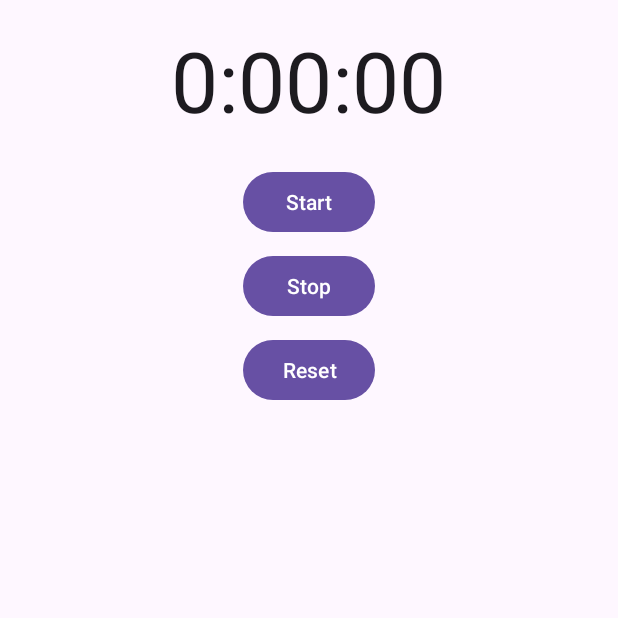
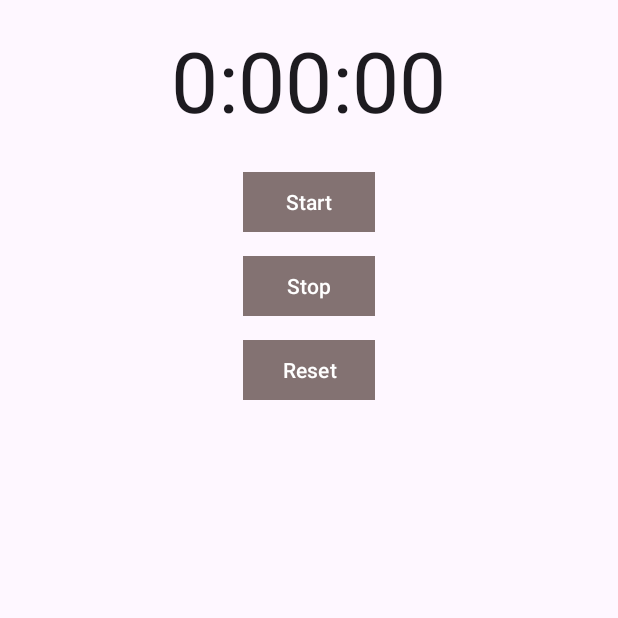
Before and after one commit to zetatiabdelhakim/StopWatch, an Android app: the screen it shows after launch (MainActivity), on a phone screen of 412 x 824 dp, the top half of it. Run offline under Robolectric (Android 15) with nearby library versions, the phone set to English and light mode, and no system bars.

Commit message:
fix: fix visibility problem

```diff
--- a/app/src/main/java/com/example/stopwatch/MainActivity.java
+++ b/app/src/main/java/com/example/stopwatch/MainActivity.java
@@ -13,6 +13,7 @@ public class MainActivity extends AppCompatActivity {
 
     private int seconds = 0;
     private boolean running;
+    private boolean wasRunning;
     @Override
     protected void onCreate(Bundle savedInstanceState) {
         super.onCreate(savedInstanceState);
@@ -20,6 +21,7 @@ public class MainActivity extends AppCompatActivity {
         if (savedInstanceState != null) {
             seconds = savedInstanceState.getInt("seconds");
             running = savedInstanceState.getBoolean("running");
+            wasRunning = savedInstanceState.getBoolean("wasRunning");
         }
         runTimer();
     }
@@ -28,6 +30,7 @@ public class MainActivity extends AppCompatActivity {
         super.onSaveInstanceState(savedInstanceState);
         savedInstanceState.putInt("seconds", seconds);
         savedInstanceState.putBoolean("running", running);
+        savedInstanceState.putBoolean("wasRunning", wasRunning);
     }
     //Start the stopwatch running when the Start button is clicked.
     public void onClickStart(View view) {
@@ -41,6 +44,19 @@ public class MainActivity extends AppCompatActivity {
     public void onClickReset(View view) {
         running = false;
         seconds = 0;
+    }
+    @Override
+    protected void onStop() {
+        super.onStop();
+        wasRunning = running;
+        running = false;
+    }
+    @Override
+    protected void onStart() {
+        super.onStart();
+        if (wasRunning) {
+            running = true;
+        }
     }
     private void runTimer() {
         final TextView timeView = findViewById(R.id.time_view);
--- a/app/src/main/res/layout/activity_main.xml
+++ b/app/src/main/res/layout/activity_main.xml
@@ -1,12 +1,13 @@
 <?xml version="1.0" encoding="utf-8"?>
-<LinearLayout
-    xmlns:android="http://schemas.android.com/apk/res/android"
+<LinearLayout xmlns:android="http://schemas.android.com/apk/res/android"
+    xmlns:app="http://schemas.android.com/apk/res-auto"
     xmlns:tools="http://schemas.android.com/tools"
     android:layout_width="match_parent"
     android:layout_height="match_parent"
     android:orientation="vertical"
     android:padding="16dp"
     tools:context=".MainActivity">
+
     <TextView
         android:id="@+id/time_view"
         android:layout_width="wrap_content"
@@ -14,14 +15,18 @@
         android:layout_gravity="center_horizontal"
         android:textAppearance="@android:style/TextAppearance.Large"
         android:textSize="56sp" />
+
     <Button
         android:id="@+id/start_button"
         android:layout_width="wrap_content"
         android:layout_height="wrap_content"
         android:layout_gravity="center_horizontal"
         android:layout_marginTop="20dp"
+        android:backgroundTint="#837272"
         android:onClick="onClickStart"
-        android:text="@string/start" />
+        android:text="@string/start"
+        app:cornerRadius="0dp" />
+
     <Button
         android:id="@+id/stop_button"
         android:layout_width="wrap_content"
@@ -29,7 +34,10 @@
         android:layout_gravity="center_horizontal"
         android:layout_marginTop="8dp"
         android:onClick="onClickStop"
+        android:backgroundTint="#837272"
+        app:cornerRadius="0dp"
         android:text="@string/stop" />
+
     <Button
         android:id="@+id/reset_button"
         android:layout_width="wrap_content"
@@ -37,5 +45,7 @@
         android:layout_gravity="center_horizontal"
         android:layout_marginTop="8dp"
         android:onClick="onClickReset"
+        android:backgroundTint="#837272"
+        app:cornerRadius="0dp"
         android:text="@string/reset" />
 </LinearLayout>
```
